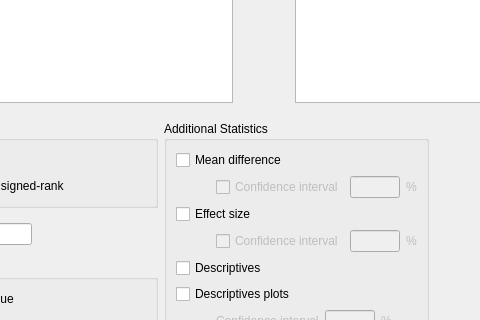
Qt form JASP-Desktop/analysisforms/ttestonesampleform.ui (jasp-stats/jasp-desktop) before a commit; both pictures show x 93 to 573 and y 108 to 428 of the 714 by 831 pixel window.
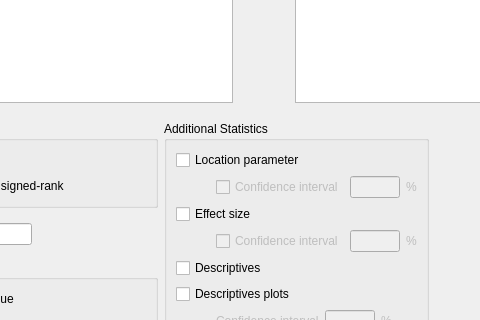
The same form after that commit. Custom widgets are drawn as their Qt base class.

Commit message: Tweaked gui a bit - now all t-tests have same spacing in the gui Also changed mean difference to location parameter

Diff of the .ui file:
```diff
--- a/JASP-Desktop/analysisforms/ttestonesampleform.ui
+++ b/JASP-Desktop/analysisforms/ttestonesampleform.ui
@@ -391,7 +391,7 @@
             </sizepolicy>
            </property>
            <property name="text">
-            <string>Mean difference</string>
+            <string>Location parameter</string>
            </property>
           </widget>
          </item>
```
The commit also changes 2 other files.
